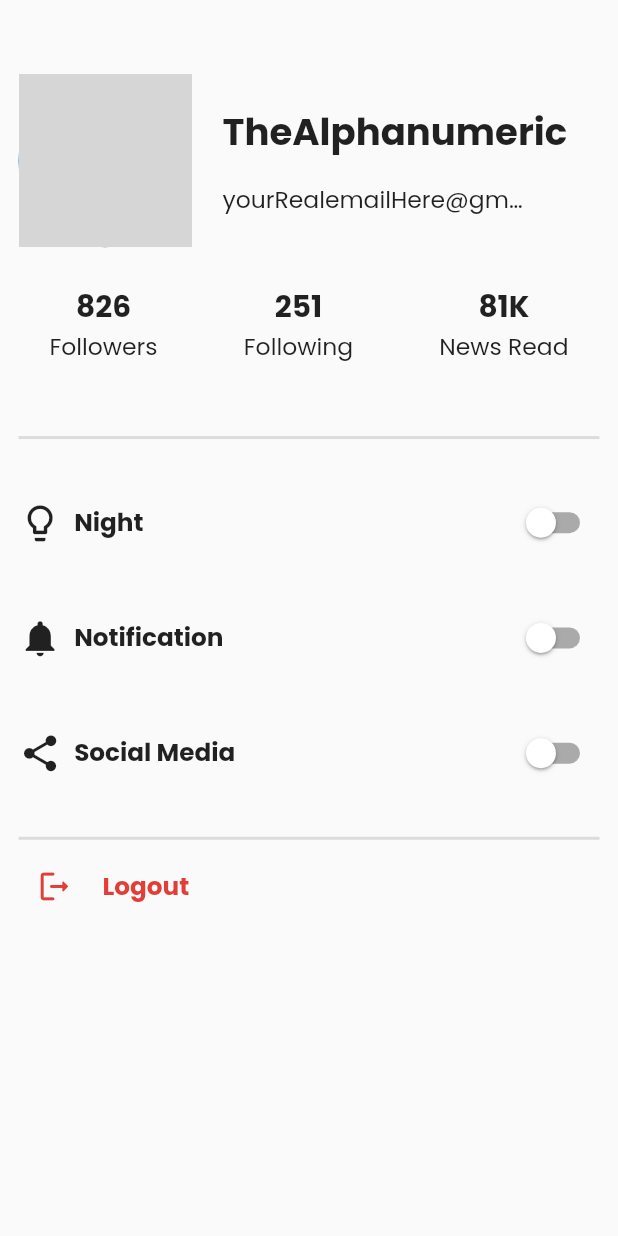
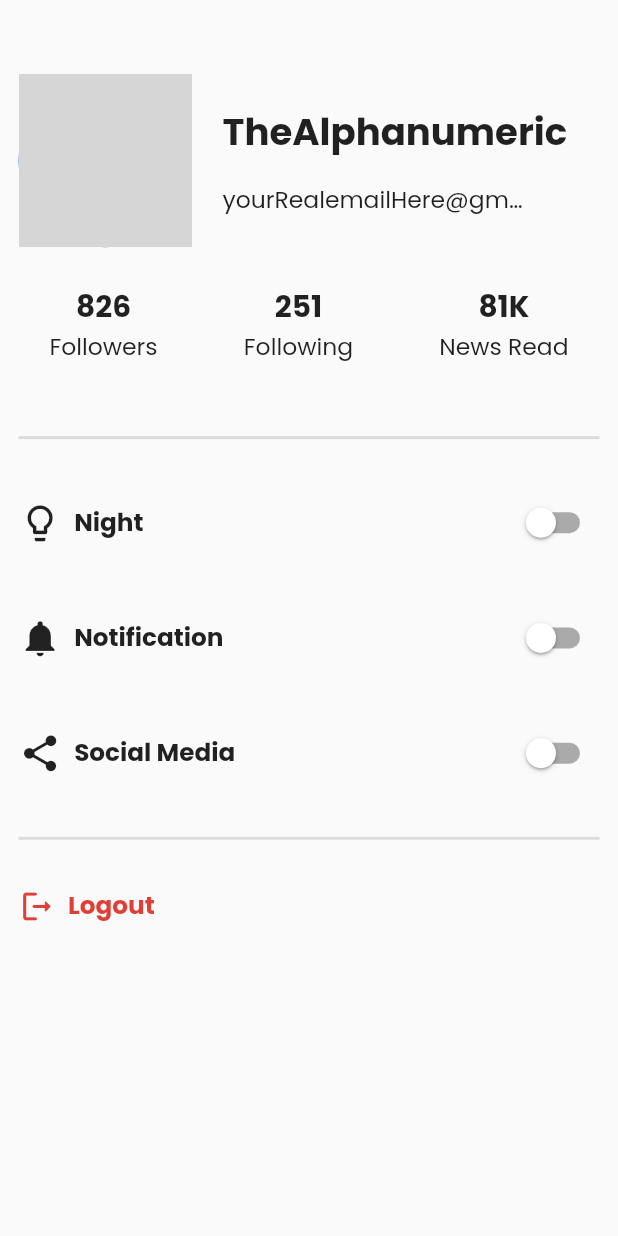
Before and after one commit to Chi-naza/flash, a Flutter app: the ProfileScreen screen opened directly, on a phone screen of 412 x 824 dp. Run offline on Flutter 3.47's test engine with Material 2 defaults, Android fonts, the light colour scheme and no system bars; our stand-ins replace cloud_firestore, firebase_auth, firebase_core, firebase_storage, get, introduction_screen; accounts and stored records are empty; grey boxes are pictures that could not be loaded.

Commit message:
Created Login function and modified Register function and modified auth controller

```diff
--- a/lib/screens/auth/profile_screen.dart
+++ b/lib/screens/auth/profile_screen.dart
@@ -1,11 +1,17 @@
+
+import 'package:flash/controllers/auth_controller.dart';
 import 'package:flash/utilities/my_app_colors.dart';
 import 'package:flash/widgets/switch_icon_widget.dart';
 import 'package:flash/widgets/text_num_widget.dart';
 import 'package:flutter/material.dart';
+import 'package:get/get.dart';
 
 
 class ProfileScreen extends StatelessWidget {
-  const ProfileScreen({Key? key}) : super(key: key);
+
+  ProfileScreen({Key? key}) : super(key: key);
+
+  Authcontroller authController = Get.find<Authcontroller>();
 
   @override
   Widget build(BuildContext context) {
@@ -112,19 +118,22 @@ class ProfileScreen extends StatelessWidget {
               Divider(
                 thickness: 2,
               ),
-              Row(
-                children: [
-                  IconButton(
-                    onPressed: () {},
-                    icon: Icon(
+               SizedBox(
+                height: h * 0.03,
+              ),
+              InkWell(
+                onTap: () {
+                  authController.logoutUser();
+                },
+                child: Row(
+                  children: [
+                    Icon(
                       Icons.logout_rounded,
                       size: h * 0.03,
                       color: MyAppColors.mainColor,
                     ),
-                  ),
-                  TextButton(
-                    onPressed: () {},
-                    child: Text(
+                    SizedBox(width: h*0.01),
+                    Text(
                       'Logout',
                       style: TextStyle(
                         fontSize: h * 0.02,
@@ -132,8 +141,8 @@ class ProfileScreen extends StatelessWidget {
                         color: MyAppColors.mainColor,
                       ),
                     ),
-                  ),
-                ],
+                  ],
+                ),
               ),
             ],
           ),
--- a/lib/screens/auth/signin_screen.dart
+++ b/lib/screens/auth/signin_screen.dart
@@ -9,6 +9,7 @@ import 'package:get/get.dart';
 
 
 class SignInScreen extends StatelessWidget {
+
   SignInScreen({Key? key}) : super(key: key);
 
   static String routeName = '/sign-in';
@@ -131,11 +132,9 @@ class SignInScreen extends StatelessWidget {
                   onTap: () {
                     String email = emailController.text.trim();
                     String pswd = passwordController.text.trim();
-                    print("User email = ${email}");
-                    print("User password = ${pswd}");
 
                     if(authController.validateSignIn(email, pswd)){
-                      UserFeedBack.showSuccessSnackBar('Success!');
+                      authController.loginUser(email, pswd);
                     }
 
                   },
--- a/lib/screens/home/home_screen.dart
+++ b/lib/screens/home/home_screen.dart
@@ -1,6 +1,8 @@
+import 'package:flash/screens/auth/profile_screen.dart';
 import 'package:flash/utilities/data.dart';
 import 'package:flash/utilities/my_app_colors.dart';
 import 'package:flutter/material.dart';
+import 'package:get/get.dart';
 
 class HomeScreen extends StatelessWidget {
   const HomeScreen({Key? key}) : super(key: key);
@@ -28,7 +30,9 @@ class HomeScreen extends StatelessWidget {
         elevation: 1.0,
         actions: [
           IconButton(
-            onPressed: (){},
+            onPressed: (){
+              Get.to(ProfileScreen());
+            },
             icon: Icon(
               Icons.search,
               color: MyAppColors.mainGreyColor,
```
Also changed, not shown: lib/controllers/auth_controller.dart (+105 -0 lines).
